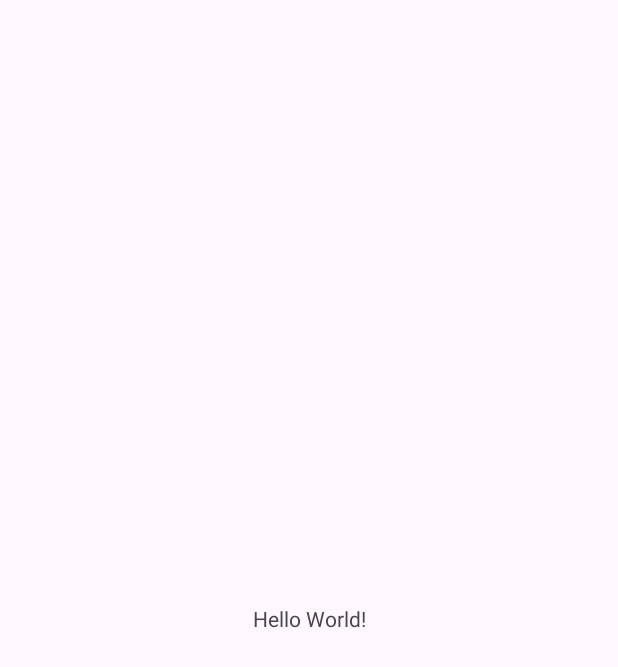
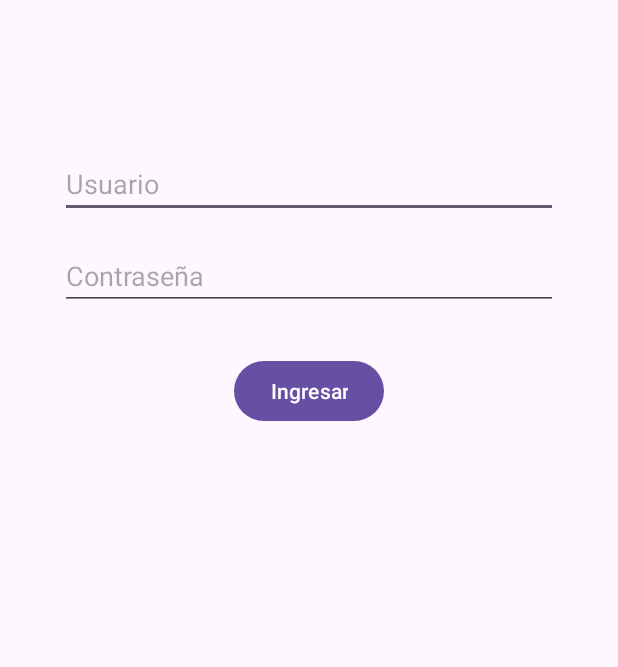
Before and after one commit to htejadag/CM2025EP, an Android app: the screen it shows after launch (MainActivity before the commit, LoginActivity after it), on a phone screen of 412 x 824 dp. Before the commit the part shown is almost empty. Shown: the top 667 px of the screen. Run offline under Robolectric (Android 15) with nearby library versions, the phone set to English and light mode, and no system bars.

Commit message:
"Entrega de examen Parcial, Raphael Arenales"

```diff
--- /dev/null
+++ b/app/src/main/java/com/example/examenparcial/LoginActivity.java
@@ -0,0 +1,42 @@
+package com.example.examenparcial;
+
+import android.content.Intent;
+import android.os.Bundle;
+import android.view.View;
+import android.widget.Button;
+import android.widget.EditText;
+import android.widget.Toast;
+
+import androidx.appcompat.app.AppCompatActivity;
+
+public class LoginActivity extends AppCompatActivity {
+
+    EditText usuario, contra;
+    Button btnLogin;
+
+    @Override
+    protected void onCreate(Bundle savedInstanceState) {
+        super.onCreate(savedInstanceState);
+        setContentView(R.layout.activity_login);
+
+        usuario = findViewById(R.id.usuario);
+        contra = findViewById(R.id.contra);
+        btnLogin = findViewById(R.id.btnLogin);
+
+        btnLogin.setOnClickListener(new View.OnClickListener() {
+            @Override
+            public void onClick(View v) {
+                String user = usuario.getText().toString().trim();
+                String pass = contra.getText().toString().trim();
+
+                if (user.equals("admin") && pass.equals("1234")) {
+                    Intent intent = new Intent(LoginActivity.this, MainActivity.class);
+                    startActivity(intent);
+                    finish();
+                } else {
+                    Toast.makeText(LoginActivity.this, "Credenciales incorrectas", Toast.LENGTH_SHORT).show();
+                }
+            }
+        });
+    }
+}
--- /dev/null
+++ b/app/src/main/res/layout/activity_login.xml
@@ -0,0 +1,43 @@
+<?xml version="1.0" encoding="utf-8"?>
+<androidx.constraintlayout.widget.ConstraintLayout xmlns:android="http://schemas.android.com/apk/res/android"
+    xmlns:app="http://schemas.android.com/apk/res-auto"
+    xmlns:tools="http://schemas.android.com/tools"
+    android:id="@+id/loginLayout"
+    android:layout_width="match_parent"
+    android:layout_height="match_parent"
+    tools:context=".LoginActivity">
+
+    <EditText
+        android:id="@+id/usuario"
+        android:layout_width="0dp"
+        android:layout_height="wrap_content"
+        android:hint="Usuario"
+        android:inputType="text"
+        app:layout_constraintTop_toTopOf="parent"
+        app:layout_constraintStart_toStartOf="parent"
+        app:layout_constraintEnd_toEndOf="parent"
+        android:layout_marginTop="100dp"
+        android:layout_marginHorizontal="40dp" />
+
+    <EditText
+        android:id="@+id/contra"
+        android:layout_width="0dp"
+        android:layout_height="wrap_content"
+        android:hint="Contraseña"
+        android:inputType="textPassword"
+        app:layout_constraintTop_toBottomOf="@id/usuario"
+        app:layout_constraintStart_toStartOf="parent"
+        app:layout_constraintEnd_toEndOf="parent"
+        android:layout_marginTop="16dp"
+        android:layout_marginHorizontal="40dp" />
+
+    <Button
+        android:id="@+id/btnLogin"
+        android:layout_width="wrap_content"
+        android:layout_height="wrap_content"
+        android:text="Ingresar"
+        app:layout_constraintTop_toBottomOf="@id/contra"
+        app:layout_constraintStart_toStartOf="parent"
+        app:layout_constraintEnd_toEndOf="parent"
+        android:layout_marginTop="30dp" />
+</androidx.constraintlayout.widget.ConstraintLayout>
```
Also changed, not shown: app/src/main/AndroidManifest.xml (+9 -2 lines), app/src/main/java/com/example/examenparcial/MainActivity.java (+77 -9 lines), app/src/main/res/layout/activity_main.xml (+99 -6 lines).
